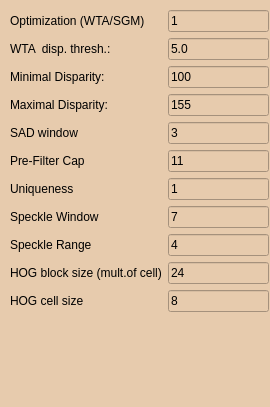
yudanaz/masterthesis, file SegmentationPreprocessor/stereomatching_params.ui: the form before one commit.
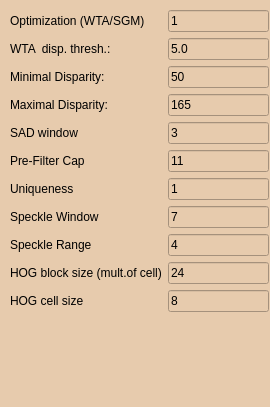
The form after the commit.

```diff
--- a/SegmentationPreprocessor/stereomatching_params.ui
+++ b/SegmentationPreprocessor/stereomatching_params.ui
@@ -67,7 +67,7 @@
     <item row="3" column="1">
      <widget class="QLineEdit" name="lineEdit_minDisparity">
       <property name="text">
-       <string>100</string>
+       <string>50</string>
       </property>
      </widget>
     </item>
@@ -81,7 +81,7 @@
     <item row="4" column="1">
      <widget class="QLineEdit" name="lineEdit_maxDisparity">
       <property name="text">
-       <string>155</string>
+       <string>165</string>
       </property>
      </widget>
     </item>
```
